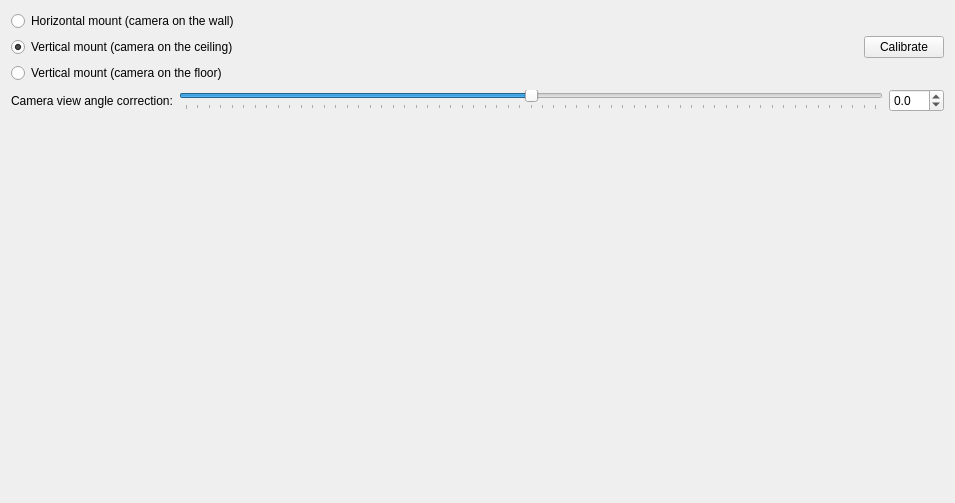
This is client/src/ui/widgets/properties/fisheye_settings_widget.ui in networkoptix/nx_open as Qt 5 draws it before an edit. The edited form follows.
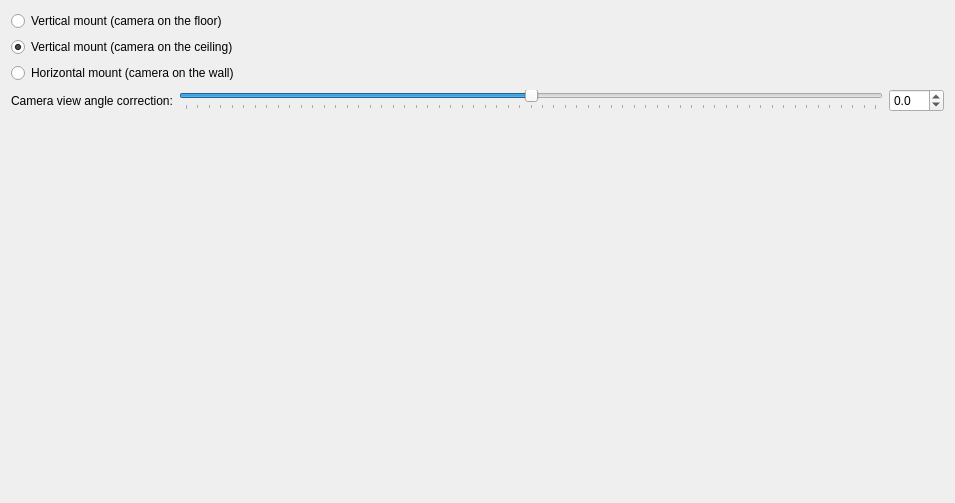
This is the edited form. Custom widgets are drawn as their Qt base class.

Diff of the .ui file:
```diff
--- a/client/src/ui/widgets/properties/fisheye_settings_widget.ui
+++ b/client/src/ui/widgets/properties/fisheye_settings_widget.ui
@@ -15,16 +15,11 @@
   </property>
   <layout class="QVBoxLayout" name="verticalLayout">
    <item>
-    <layout class="QHBoxLayout" name="horizontalLayout_6" stretch="1,0">
+    <layout class="QVBoxLayout" name="verticalLayout_2" stretch="0,0,0">
      <item>
-      <layout class="QVBoxLayout" name="verticalLayout_3">
-       <item>
-        <widget class="QRadioButton" name="horizontalRadioButton">
+      <widget class="QRadioButton" name="viewUpButton">
          <property name="text">
-          <string>Horizontal mount (camera on the wall)</string>
-         </property>
-         <property name="checked">
-          <bool>false</bool>
+        <string>Vertical mount (camera on the floor)</string>
          </property>
         </widget>
        </item>
@@ -39,18 +34,12 @@
         </widget>
        </item>
        <item>
-        <widget class="QRadioButton" name="viewUpButton">
+      <widget class="QRadioButton" name="horizontalRadioButton">
          <property name="text">
-          <string>Vertical mount (camera on the floor)</string>
-         </property>
-        </widget>
-       </item>
-      </layout>
-     </item>
-     <item>
-      <widget class="QPushButton" name="calibrateButton">
-       <property name="text">
-        <string>Calibrate</string>
+        <string>Horizontal mount (camera on the wall)</string>
+       </property>
+       <property name="checked">
+        <bool>false</bool>
        </property>
       </widget>
      </item>
@@ -114,6 +103,14 @@
    </item>
   </layout>
  </widget>
+ <customwidgets>
+  <customwidget>
+   <class>QnFisheyeCalibrationWidget</class>
+   <extends>QWidget</extends>
+   <header location="global">ui/widgets/fisheye_calibration_widget.h</header>
+   <container>1</container>
+  </customwidget>
+ </customwidgets>
  <resources/>
  <connections/>
 </ui>
```
Left out of the diff: 3 changed lines with no effect on the pictures. Lines whose indentation alone changed are shown as unchanged.
